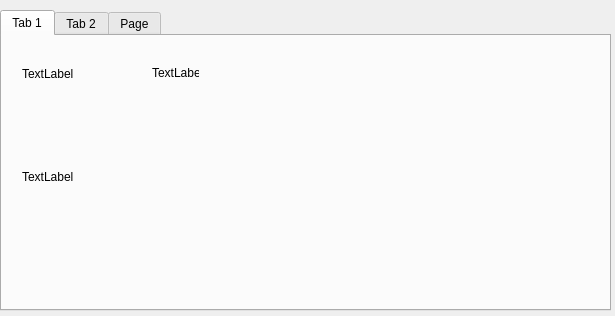
The window that ProjectHiawatha/techtree.ui (Alex-BusNet/ProjectHiawatha) describes before a commit, drawn with Qt 5.
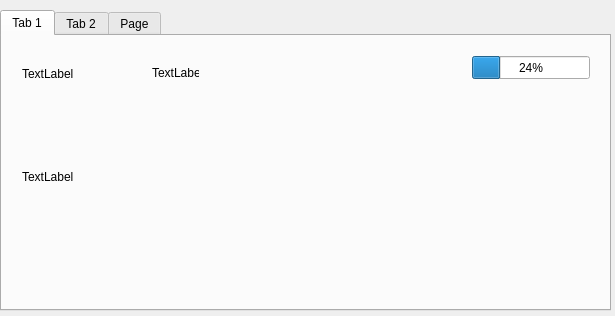
The same window after the commit.

Patch:
```diff
--- a/ProjectHiawatha/techtree.ui
+++ b/ProjectHiawatha/techtree.ui
@@ -68,6 +68,19 @@
       <string>TextLabel</string>
      </property>
     </widget>
+    <widget class="QProgressBar" name="progressBar">
+     <property name="geometry">
+      <rect>
+       <x>470</x>
+       <y>20</y>
+       <width>118</width>
+       <height>23</height>
+      </rect>
+     </property>
+     <property name="value">
+      <number>24</number>
+     </property>
+    </widget>
    </widget>
    <widget class="QWidget" name="tab_2">
     <attribute name="title">
```
